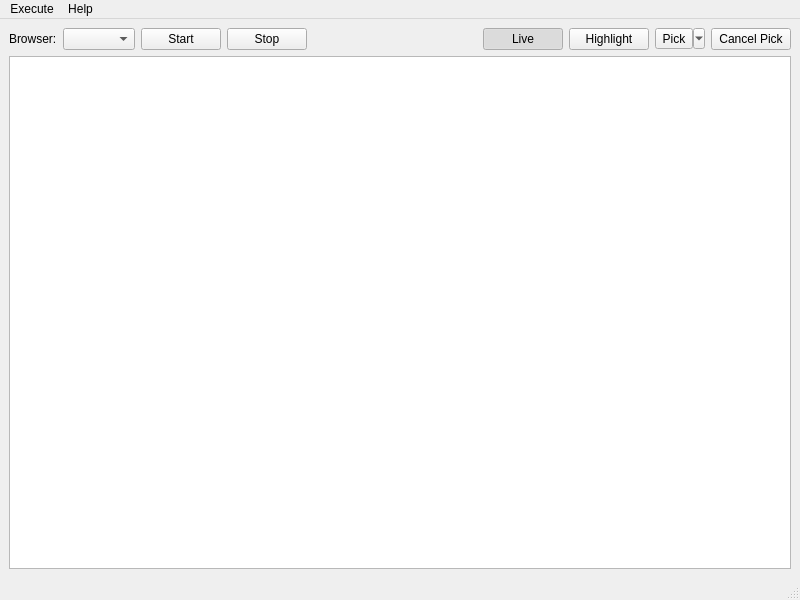
Old version of the form germaniumsb/MainWindow.ui in the repository germaniumhq/germanium-selector-builder.
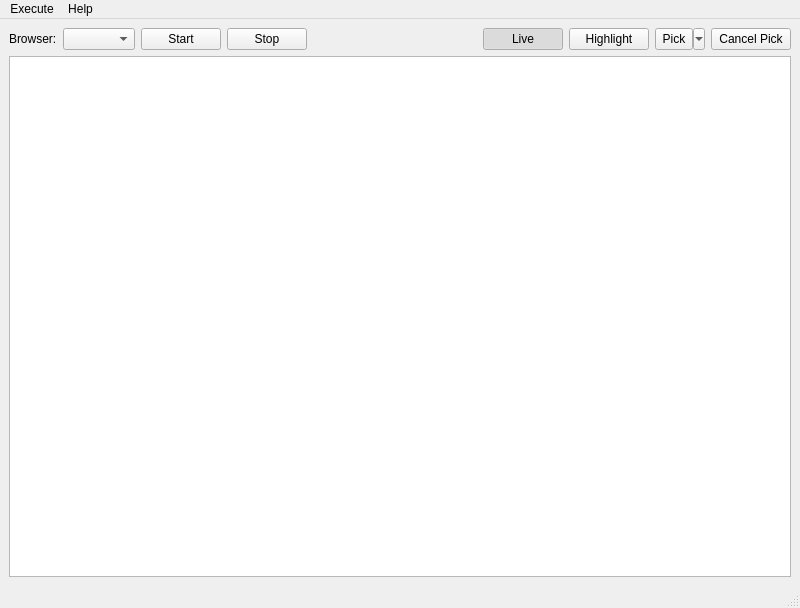
New version of the form.

Commit message: Made the pick button the same size.

What changed in the file:
```diff
--- a/germaniumsb/MainWindow.ui
+++ b/germaniumsb/MainWindow.ui
@@ -7,7 +7,7 @@
     <x>0</x>
     <y>0</y>
     <width>800</width>
-    <height>600</height>
+    <height>608</height>
    </rect>
   </property>
   <property name="windowTitle">
@@ -81,6 +81,12 @@
         </item>
         <item>
          <widget class="QToolButton" name="pickElementButton">
+          <property name="sizePolicy">
+           <sizepolicy hsizetype="Preferred" vsizetype="Preferred">
+            <horstretch>0</horstretch>
+            <verstretch>0</verstretch>
+           </sizepolicy>
+          </property>
           <property name="text">
            <string>Pick</string>
           </property>
```
The commit also changes 1 other file.
